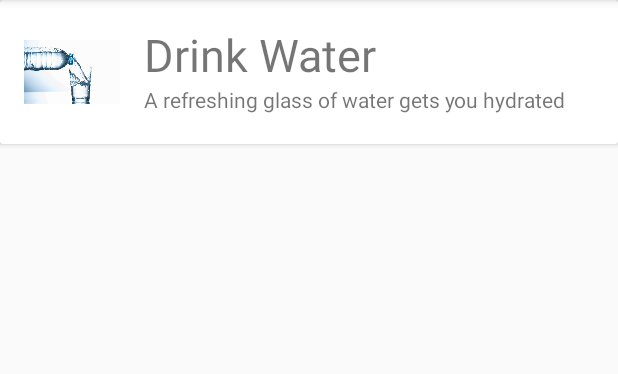
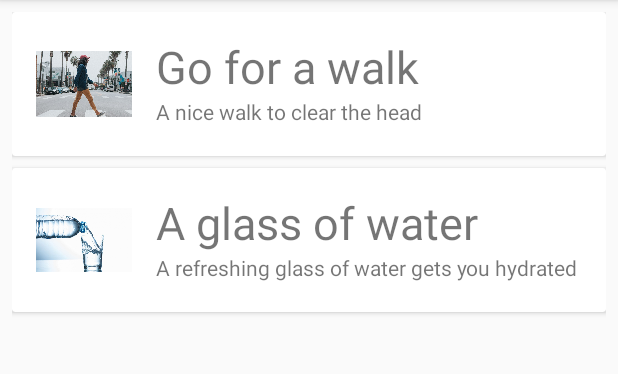
Before and after one commit to Machwusa/HabitsTrainer, an Android app: the screen it shows after launch (MainActivity), on a phone screen of 412 x 824 dp, the part 84-458 px from its top. Run offline under Robolectric (Android 15) with nearby library versions, the phone set to English and light mode, and no system bars.

Commit message:
Habits and HabitsAdapter

```diff
--- a/app/build.gradle
+++ b/app/build.gradle
@@ -4,7 +4,7 @@ apply plugin: 'kotlin-android-extensions'
 
 android {
     compileSdkVersion 30
-    buildToolsVersion "30.0.0"
+    buildToolsVersion "30.0.1"
 
     defaultConfig {
         applicationId "com.machwusa.habitstrainer"
@@ -27,11 +27,12 @@ android {
 dependencies {
     implementation fileTree(dir: "libs", include: ["*.jar"])
     implementation "androidx.cardview:cardview:1.0.0"
+    implementation "androidx.recyclerview:recyclerview:1.1.0"
     implementation "org.jetbrains.kotlin:kotlin-stdlib:$kotlin_version"
     implementation 'androidx.core:core-ktx:1.3.0'
     implementation 'androidx.appcompat:appcompat:1.1.0'
     implementation 'androidx.constraintlayout:constraintlayout:1.1.3'
-    testImplementation 'junit:junit:4.12'
+    testImplementation 'junit:junit:4.13'
     androidTestImplementation 'androidx.test.ext:junit:1.1.1'
     androidTestImplementation 'androidx.test.espresso:espresso-core:3.2.0'
 
--- /dev/null
+++ b/app/src/main/java/com/machwusa/habitstrainer/Habit.kt
@@ -0,0 +1,9 @@
+package com.machwusa.habitstrainer
+
+data class Habit(val title: String, val description: String, val image: Int)
+
+fun getSampleHabits(): List<Habit>{
+    return listOf(Habit("Go for a walk", "A nice walk to clear the head", R.drawable.walking),
+                    Habit("A glass of water", "A refreshing glass of water gets you hydrated", R.drawable.water)
+    )
+}
--- /dev/null
+++ b/app/src/main/java/com/machwusa/habitstrainer/HabitsAdapter.kt
@@ -0,0 +1,29 @@
+package com.machwusa.habitstrainer
+
+import android.view.LayoutInflater
+import android.view.View
+import android.view.ViewGroup
+import androidx.recyclerview.widget.RecyclerView
+import kotlinx.android.synthetic.main.single_card.view.*
+
+class HabitsAdapter(val habits: List<Habit>) : RecyclerView.Adapter<HabitsAdapter.HabitViewHolder>() {
+
+    class HabitViewHolder(val card: View) : RecyclerView.ViewHolder(card)
+
+    override fun onCreateViewHolder(parent: ViewGroup, viewType: Int): HabitViewHolder {
+        val view = LayoutInflater.from(parent.context).inflate(R.layout.single_card, parent, false)
+
+        return HabitViewHolder(view)
+    }
+
+    override fun onBindViewHolder(holder: HabitViewHolder, index: Int) {
+        val habit = habits[index]
+        holder.card.tv_title.text = habit.title
+        holder.card.tv_description.text = habit.description
+        holder.card.iv_icon.setImageResource(habit.image)
+    }
+
+    override fun getItemCount(): Int = habits.size
+
+
+}
--- a/app/src/main/java/com/machwusa/habitstrainer/MainActivity.kt
+++ b/app/src/main/java/com/machwusa/habitstrainer/MainActivity.kt
@@ -2,6 +2,7 @@ package com.machwusa.habitstrainer
 
 import android.os.Bundle
 import androidx.appcompat.app.AppCompatActivity
+import androidx.recyclerview.widget.LinearLayoutManager
 import kotlinx.android.synthetic.main.activity_main.*
 
 class MainActivity : AppCompatActivity() {
@@ -10,8 +11,10 @@ class MainActivity : AppCompatActivity() {
         super.onCreate(savedInstanceState)
         setContentView(R.layout.activity_main)
 
-        iv_icon.setImageResource(R.drawable.water)
-        tv_title.text = getString(R.string.drink_water)
-        tv_description.text = getString(R.string.drink_water_desc)
+        rv.setHasFixedSize(true)
+
+        rv.layoutManager = LinearLayoutManager(this)
+        rv.adapter = HabitsAdapter(getSampleHabits())
+
     }
 }
--- /dev/null
+++ b/app/src/main/res/layout-v21/single_card.xml
@@ -0,0 +1,40 @@
+<?xml version="1.0" encoding="utf-8"?>
+<androidx.cardview.widget.CardView
+    xmlns:android="http://schemas.android.com/apk/res/android"
+    android:layout_width="match_parent"
+    android:layout_height="wrap_content"
+    android:layout_marginBottom="8dp"
+    android:elevation="24dp">
+
+    <RelativeLayout
+        android:layout_width="match_parent"
+        android:layout_height="wrap_content"
+        android:padding="16dp">
+
+        <ImageView
+            android:id="@+id/iv_icon"
+            android:layout_width="64dp"
+            android:layout_height="64dp"
+            android:layout_alignParentTop="true"
+            android:layout_alignParentStart="true"
+            android:layout_marginEnd="16dp"
+            android:contentDescription="@string/habit_icon" />
+
+        <TextView
+            android:id="@+id/tv_title"
+            android:layout_width="wrap_content"
+            android:layout_height="wrap_content"
+            android:layout_alignParentTop="true"
+            android:textSize="30sp"
+            android:layout_toEndOf="@+id/iv_icon" />
+
+        <TextView
+            android:id="@+id/tv_description"
+            android:layout_width="wrap_content"
+            android:layout_height="wrap_content"
+            android:layout_toEndOf="@+id/iv_icon"
+            android:layout_below="@+id/tv_title" />
+
+    </RelativeLayout>
+
+</androidx.cardview.widget.CardView>
--- a/app/src/main/res/layout/activity_main.xml
+++ b/app/src/main/res/layout/activity_main.xml
@@ -1,50 +1,13 @@
 <?xml version="1.0" encoding="utf-8"?>
-<ScrollView xmlns:android="http://schemas.android.com/apk/res/android"
-    xmlns:app="http://schemas.android.com/apk/res-auto"
+<androidx.recyclerview.widget.RecyclerView
+    xmlns:android="http://schemas.android.com/apk/res/android"
     xmlns:tools="http://schemas.android.com/tools"
+    android:id="@+id/rv"
     android:layout_width="match_parent"
     android:layout_height="match_parent"
+    android:padding="8dp"
     tools:context=".MainActivity">
 
-    <androidx.cardview.widget.CardView
-        android:layout_width="match_parent"
-        android:layout_height="wrap_content">
-
-        <RelativeLayout
-            android:layout_width="match_parent"
-            android:layout_height="wrap_content"
-            android:padding="16dp">
-
-            <ImageView
-                android:id="@+id/iv_icon"
-                android:layout_width="64dp"
-                android:layout_height="64dp"
-                android:layout_alignParentLeft="true"
-                android:layout_alignParentTop="true"
-                android:layout_alignParentStart="true"
-                android:layout_marginRight="16dp"
-                android:layout_marginEnd="16dp"
-                android:contentDescription="@string/habit_icon" />
-
-            <TextView
-                android:id="@+id/tv_title"
-                android:layout_width="wrap_content"
-                android:layout_height="wrap_content"
-                android:layout_alignParentTop="true"
-                android:layout_toRightOf="@+id/iv_icon"
-                android:textSize="30sp"
-                android:layout_toEndOf="@+id/iv_icon" />
-
-            <TextView
-                android:id="@+id/tv_description"
-                android:layout_width="wrap_content"
-                android:layout_height="wrap_content"
-                android:layout_toRightOf="@+id/iv_icon"
-                android:layout_below="@+id/tv_title" />
-
-        </RelativeLayout>
-
-    </androidx.cardview.widget.CardView>
 
 
-</ScrollView>
+</androidx.recyclerview.widget.RecyclerView>
--- /dev/null
+++ b/app/src/main/res/layout/single_card.xml
@@ -0,0 +1,43 @@
+<?xml version="1.0" encoding="utf-8"?>
+<androidx.cardview.widget.CardView
+    xmlns:android="http://schemas.android.com/apk/res/android"
+    android:layout_width="match_parent"
+    android:layout_height="wrap_content"
+    android:layout_marginBottom="8dp">
+
+    <RelativeLayout
+        android:layout_width="match_parent"
+        android:layout_height="wrap_content"
+        android:padding="16dp">
+
+        <ImageView
+            android:id="@+id/iv_icon"
+            android:layout_width="64dp"
+            android:layout_height="64dp"
+            android:layout_alignParentLeft="true"
+            android:layout_alignParentTop="true"
+            android:layout_alignParentStart="true"
+            android:layout_marginRight="16dp"
+            android:layout_marginEnd="16dp"
+            android:contentDescription="@string/habit_icon" />
+
+        <TextView
+            android:id="@+id/tv_title"
+            android:layout_width="wrap_content"
+            android:layout_height="wrap_content"
+            android:layout_alignParentTop="true"
+            android:layout_toRightOf="@+id/iv_icon"
+            android:textSize="30sp"
+            android:layout_toEndOf="@+id/iv_icon" />
+
+        <TextView
+            android:id="@+id/tv_description"
+            android:layout_width="wrap_content"
+            android:layout_height="wrap_content"
+            android:layout_toRightOf="@+id/iv_icon"
+            android:layout_below="@+id/tv_title"
+            android:layout_toEndOf="@+id/iv_icon" />
+
+    </RelativeLayout>
+
+</androidx.cardview.widget.CardView>
```
